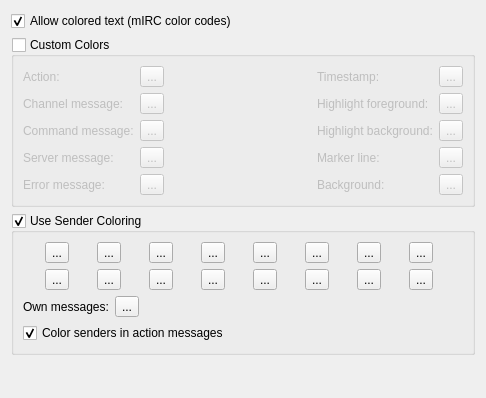
Before: the Qt Designer form src/qtui/settingspages/chatviewcolorsettingspage.ui in quassel/quassel, drawn with Qt 5.
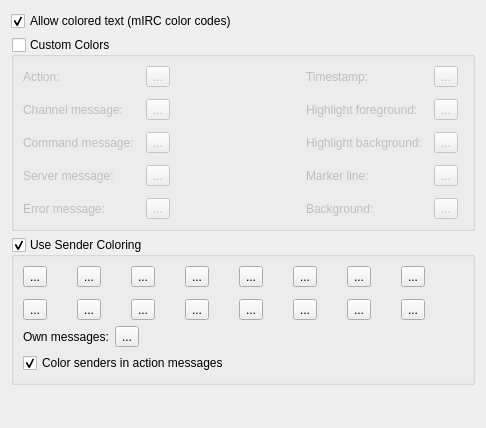
After: the same form once the commit is applied. Custom widgets are drawn as their Qt base class.

Commit message:
Add spacers to Chat View Colors settings page
Add horizontal and vertical spacers to Custom Colors and
Use Sender Coloring on Chat View Colors settings page.  Adjust the
grid layout to maintain similar spacing as prior.

This keeps it from stretching across the entire screen when the
settings dialog is very wide (e.g. maximized).

Resolves GH-185.

```diff
--- a/src/qtui/settingspages/chatviewcolorsettingspage.ui
+++ b/src/qtui/settingspages/chatviewcolorsettingspage.ui
@@ -7,7 +7,7 @@
     <x>0</x>
     <y>0</y>
     <width>486</width>
-    <height>398</height>
+    <height>428</height>
    </rect>
   </property>
   <property name="windowTitle">
@@ -51,6 +51,9 @@
       <bool>false</bool>
      </property>
      <layout class="QGridLayout" name="gridLayout">
+      <property name="spacing">
+       <number>12</number>
+      </property>
       <item row="0" column="0">
        <widget class="QLabel" name="label_10">
         <property name="text">
@@ -128,9 +131,12 @@
         <property name="orientation">
          <enum>Qt::Horizontal</enum>
         </property>
+        <property name="sizeType">
+         <enum>QSizePolicy::Preferred</enum>
+        </property>
         <property name="sizeHint" stdset="0">
          <size>
-          <width>134</width>
+          <width>124</width>
           <height>20</height>
          </size>
         </property>
@@ -304,6 +310,19 @@
         </property>
        </widget>
       </item>
+      <item row="0" column="5">
+       <spacer name="horizontalSpacer_4">
+        <property name="orientation">
+         <enum>Qt::Horizontal</enum>
+        </property>
+        <property name="sizeHint" stdset="0">
+         <size>
+          <width>1</width>
+          <height>1</height>
+         </size>
+        </property>
+       </spacer>
+      </item>
      </layout>
     </widget>
    </item>
@@ -330,6 +349,12 @@
      <layout class="QVBoxLayout" name="verticalLayout">
       <item>
        <layout class="QGridLayout" name="gridLayout_3">
+        <property name="horizontalSpacing">
+         <number>30</number>
+        </property>
+        <property name="verticalSpacing">
+         <number>12</number>
+        </property>
         <item row="0" column="0">
          <widget class="ColorButton" name="senderColor00">
           <property name="text">
@@ -602,6 +627,19 @@
           </property>
          </widget>
         </item>
+        <item row="0" column="8">
+         <spacer name="horizontalSpacer_5">
+          <property name="orientation">
+           <enum>Qt::Horizontal</enum>
+          </property>
+          <property name="sizeHint" stdset="0">
+           <size>
+            <width>0</width>
+            <height>0</height>
+           </size>
+          </property>
+         </spacer>
+        </item>
        </layout>
       </item>
       <item>
```
